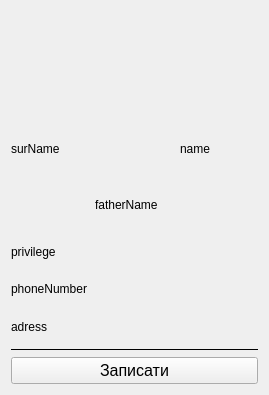
First picture: the form in Courcework_18-19/MedicineCards/userinfo.ui, repository MaksWellFine/OOP, before the edit.
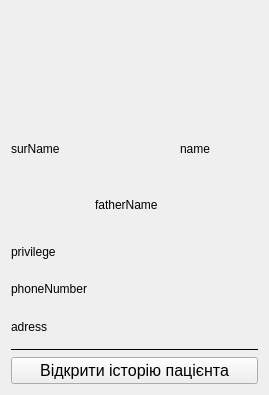
Second picture: the form after the edit. Icons and pictures are not drawn.

What changed in the file:
```diff
--- a/Courcework_18-19/MedicineCards/userinfo.ui
+++ b/Courcework_18-19/MedicineCards/userinfo.ui
@@ -132,7 +132,7 @@
       </font>
      </property>
      <property name="text">
-      <string>Записати</string>
+      <string>Відкрити історію пацієнта</string>
      </property>
     </widget>
    </item>
```
Left out of the diff: 4 changed lines with no effect on the pictures.
